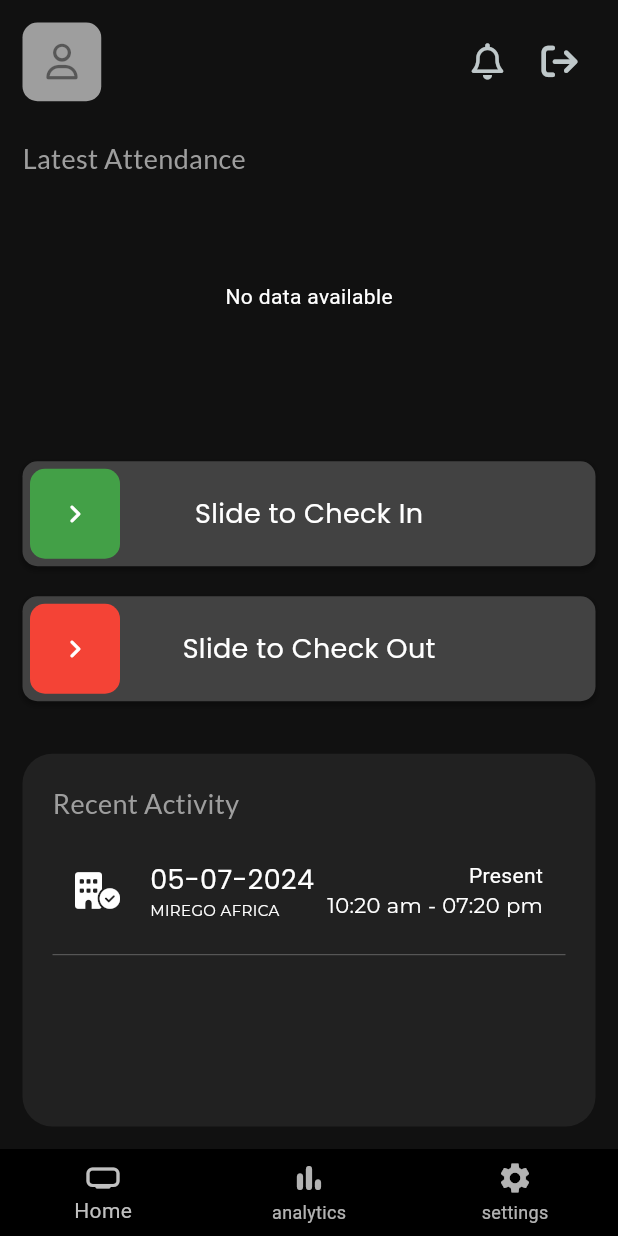
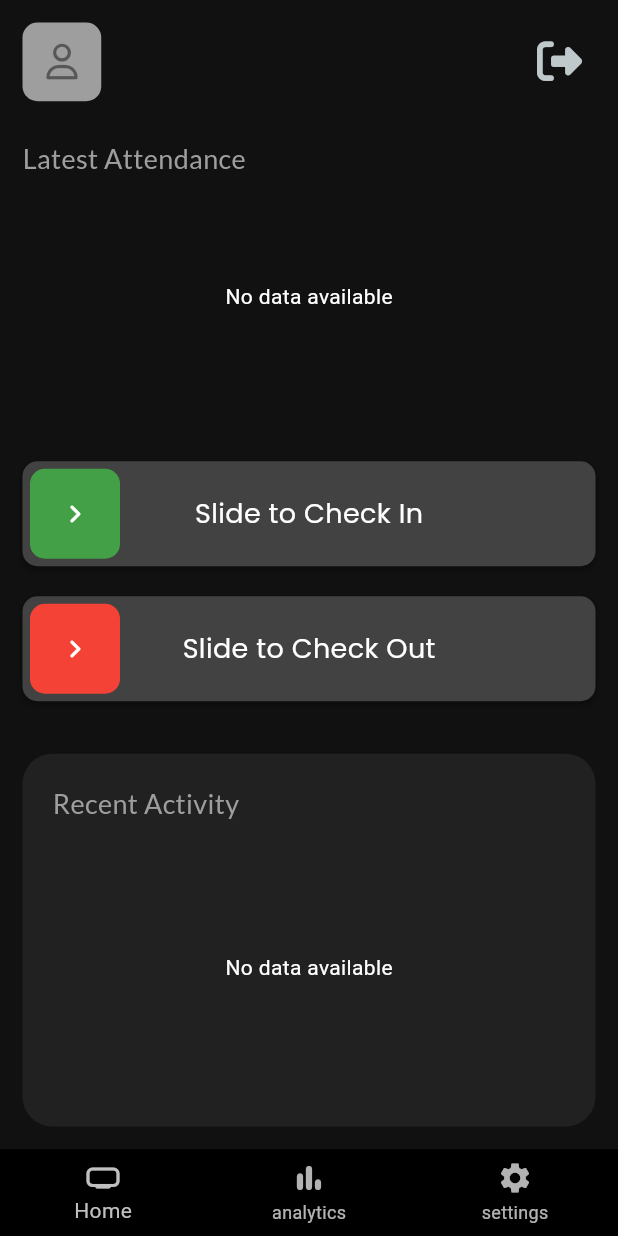
Before and after one commit to Sammy-ch/PalmHR_Mobile_FL, a Flutter app: the HomeScreen screen opened by its route, on a phone screen of 412 x 824 dp. Run offline on Flutter 3.47's test engine with Material 3 defaults, Android fonts, the phone set to English and light mode, and no system bars; drawn by our look-alikes of action_slider, getwidget; our stand-ins replace babstrap_settings_screen, easy_date_timeline, flex_color_scheme, fluttertoast, font_awesome_flutter, gap and 5 more; missing offline and left inert: modular_ui; accounts and stored records are empty.

Commit message:
Updated Attendance Activity Component

```diff
--- a/lib/screens/home/home.dart
+++ b/lib/screens/home/home.dart
@@ -142,12 +142,8 @@ class _HeaderComponentState extends State<HeaderComponent> {
         Row(
           children: [
             IconButton(
-                icon: const FaIcon(FontAwesomeIcons.bell),
-                onPressed: () {
-                  print("Pressed");
-                }),
-            IconButton(
-                icon: const FaIcon(FontAwesomeIcons.arrowRightFromBracket),
+              iconSize: 30,
+                icon: const FaIcon(FontAwesomeIcons.rightFromBracket),
                 onPressed: () async {
                   await supabase.auth.signOut();
                 })
@@ -391,6 +387,7 @@ class _AttendanceChartState extends State<AttendanceChart> {
   }
 }
 
+
 class AttendanceActivity extends StatefulWidget {
   const AttendanceActivity({super.key});
 
@@ -399,6 +396,14 @@ class AttendanceActivity extends StatefulWidget {
 }
 
 class _AttendanceActivityState extends State<AttendanceActivity> {
+  late Future<List<Map<String, dynamic>>> _attendanceHistory;
+
+  @override
+  void initState() {
+    super.initState();
+    _attendanceHistory = fetchAttendanceHistory(userId);
+  }
+
   @override
   Widget build(BuildContext context) {
     return Expanded(
@@ -415,9 +420,23 @@ class _AttendanceActivityState extends State<AttendanceActivity> {
               Text("Recent Activity",
                   style: GoogleFonts.lato(fontSize: 18.0, color: Colors.grey)),
               const SizedBox(height: 10),
-              SizedBox(
-                height: 150,
-                child: ListView(
+              Expanded(
+                child: FutureBuilder<List<Map<String, dynamic>>>(
+                  future: _attendanceHistory,
+                  builder: (context, snapshot) {
+                    if (snapshot.connectionState == ConnectionState.waiting) {
+                      return const Center(child: CircularProgressIndicator());
+                    } else if (snapshot.hasError) {
+                      return Center(child: Text('Error: ${snapshot.error}'));
+                    } else if (!snapshot.hasData || snapshot.data!.isEmpty) {
+                      return const Center(child: Text('No data available'));
+                    } else {
+                      final attendanceData = snapshot.data!;
+                      return ListView.builder(
+                        itemCount: attendanceData.length,
+                        itemBuilder: (context, index) {
+                          final attendance = attendanceData[index];
+                          return Column(
                             children: [
                               Container(
                                 child: Padding(
@@ -429,7 +448,7 @@ class _AttendanceActivityState extends State<AttendanceActivity> {
                                       Column(
                                         crossAxisAlignment: CrossAxisAlignment.start,
                                         children: [
-                                Text("05-07-2024",
+                                          Text(attendance['checking_date'] ?? "N/A",
                                               style: GoogleFonts.poppins(fontSize: 18)),
                                           Text("MIREGO AFRICA",
                                               style: GoogleFonts.montserrat(
@@ -443,8 +462,9 @@ class _AttendanceActivityState extends State<AttendanceActivity> {
                                       Column(
                                         crossAxisAlignment: CrossAxisAlignment.end,
                                         children: [
-                                const Text("Present"),
-                                Text("10:20 am - 07:20 pm",
+                                          Text(attendance['attendance_tag'] ?? 'N/A'),
+                                          Text(
+                                              "${attendance['checkin_time'] ?? '--:--'} - ${attendance['checkout_time'] ?? '--:--'}",
                                               style: GoogleFonts.montserrat())
                                         ],
                                       )
@@ -457,8 +477,13 @@ class _AttendanceActivityState extends State<AttendanceActivity> {
                                 thickness: 0.5,
                               )
                             ],
+                          );
+                        },
+                      );
+                    }
+                  },
                 ),
-              )
+              ),
             ],
           ),
         ),
--- a/lib/services/queries.dart
+++ b/lib/services/queries.dart
@@ -7,7 +7,7 @@ Future<List<Map<String, dynamic>>> fetchAttendanceHistory(
     final response = await supabase
         .from('EmployeeAttendance')
         .select(
-            'attendance_id,employee_id,checkin_time,checkout_time,checking_date,working_time')
+            'attendance_id,employee_id,checkin_time,checkout_time,checking_date,working_time,attendance_tag')
         .eq('employee_id', employeeId)
         .order('checking_date', ascending: false);
     return response;
```
Lines whose indentation alone changed are shown as unchanged.
